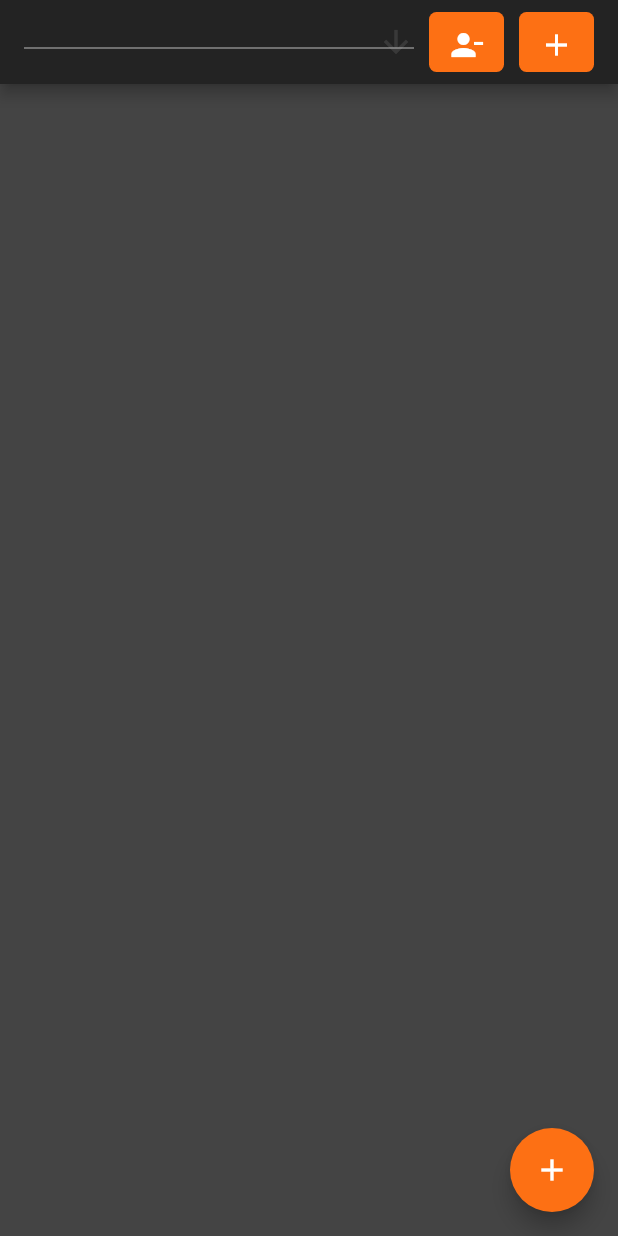
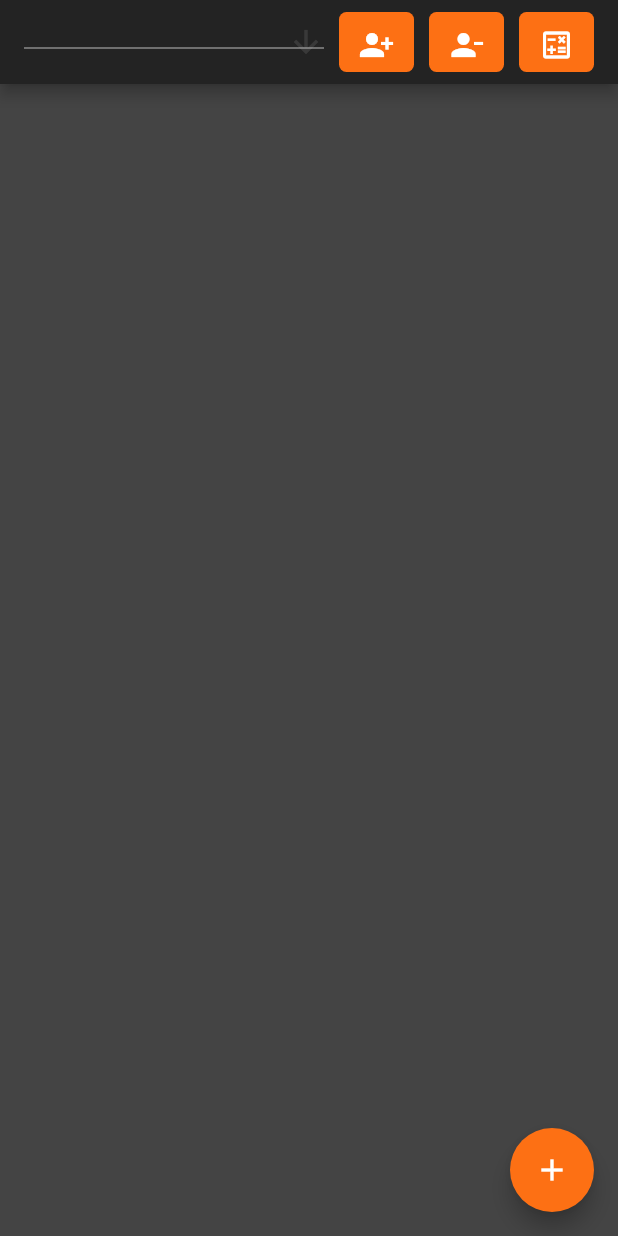
Before and after one commit to filip-wan/rpg_manager_flutter, a Flutter app: the screen it shows after launch, on a phone screen of 412 x 824 dp. Run offline on Flutter 3.47's test engine with Material 2 defaults, Android fonts, the phone set to English and light mode, and no system bars.

Commit message:
💄 Update icons

```diff
--- a/lib/home.dart
+++ b/lib/home.dart
@@ -128,6 +128,14 @@ class _HomePageState extends State<HomePage> {
                 .toList(),
           ),
         ),
+        Container(
+          constraints: BoxConstraints(maxHeight: 40, maxWidth: 60),
+          padding: EdgeInsets.only(left: 10),
+          child: FlatButton(
+              color: Theme.of(context).primaryColor,
+              child: Icon(Icons.person_add_alt_1),
+              onPressed: () => _showNewUserDialog()),
+        ),
         (this.currentUser == "Anonymous"
             ? Text("")
             : Container(
@@ -144,8 +152,8 @@ class _HomePageState extends State<HomePage> {
           padding: EdgeInsets.only(left: 10),
           child: FlatButton(
               color: Theme.of(context).primaryColor,
-              child: Icon(Icons.add),
-              onPressed: () => _showNewUserDialog()),
+              child: Icon(Icons.calculate_outlined),
+              onPressed: () => {}),
         ),
       ])),
       body: Center(
```
